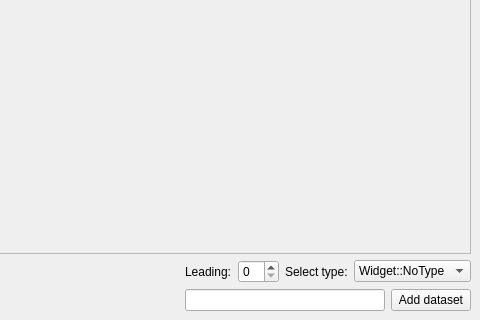
The window that examples/Widget/Advanced/mainwindow.ui (KDAB/KDChart) describes before a commit, drawn with Qt 5; both pictures show x 81 to 561 and y 192 to 512 of the 561 by 512 pixel window.
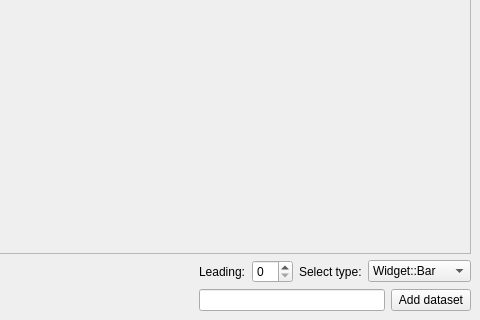
The same window after the commit.

Diff of the .ui file:
```diff
--- a/examples/Widget/Advanced/mainwindow.ui
+++ b/examples/Widget/Advanced/mainwindow.ui
@@ -47,11 +47,6 @@
    </item>
    <item row="1" column="4" colspan="2" >
     <widget class="QComboBox" name="typeSelector" >
-     <item>
-      <property name="text" >
-       <string>Widget::NoType</string>
-      </property>
-     </item>
      <item>
       <property name="text" >
        <string>Widget::Bar</string>
```
Left out of the diff: 5 changed lines with no effect on the pictures.
